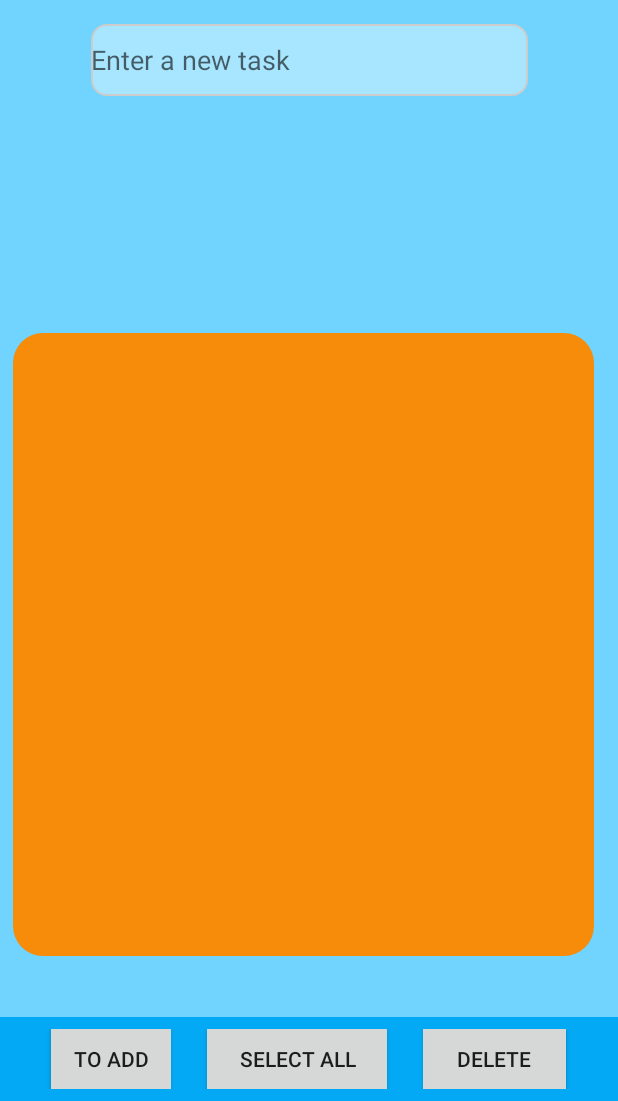
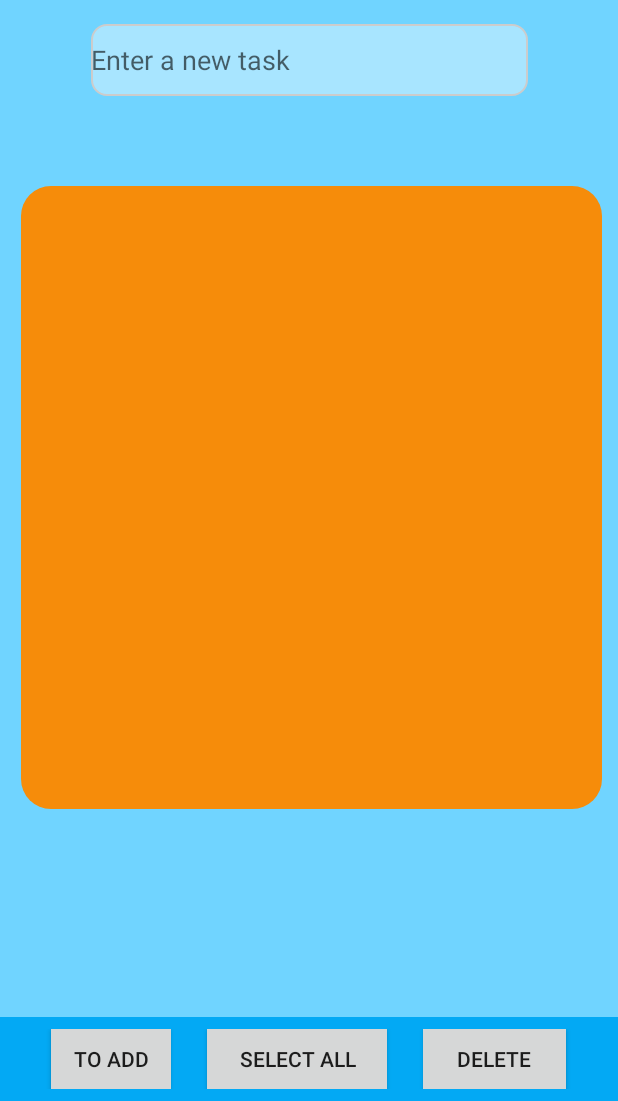
Before and after one commit to Grupo5Tcc/StudyGuider, an Android app: the ToDoListActivity screen opened directly, with no data from a screen before it, on a phone screen of 412 x 824 dp, the part 135-1236 px from its top. Run offline under Robolectric (Android 15) with nearby library versions, the phone set to English and light mode, and no system bars; our stand-ins replace Firebase (no records; nobody signed in at launch, a user with empty details on screens opened directly); Roboto replaces fonts that are not available here.

Commit message:
Update To-do List Commit

```diff
--- a/app/src/main/res/layout/activity_to_do_list.xml
+++ b/app/src/main/res/layout/activity_to_do_list.xml
@@ -74,10 +74,10 @@
         android:background="@drawable/ct_background_to_do_list"
         app:layout_constraintBottom_toTopOf="@id/footer"
         app:layout_constraintEnd_toEndOf="parent"
-        app:layout_constraintHorizontal_bias="1.0"
+        app:layout_constraintHorizontal_bias="0.291"
         app:layout_constraintStart_toStartOf="parent"
         app:layout_constraintTop_toBottomOf="@id/edit_text"
-        app:layout_constraintVertical_bias="0.85" />
+        app:layout_constraintVertical_bias="0.263" />
 
     <LinearLayout
         android:id="@+id/footer"
```
Also changed, not shown: app/src/main/java/com/example/studyguider/view/ToDoListActivity.java (+28 -2 lines).
